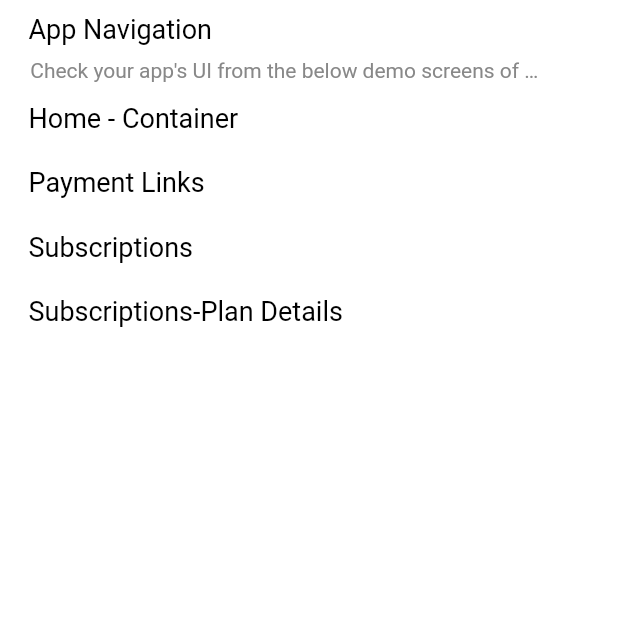
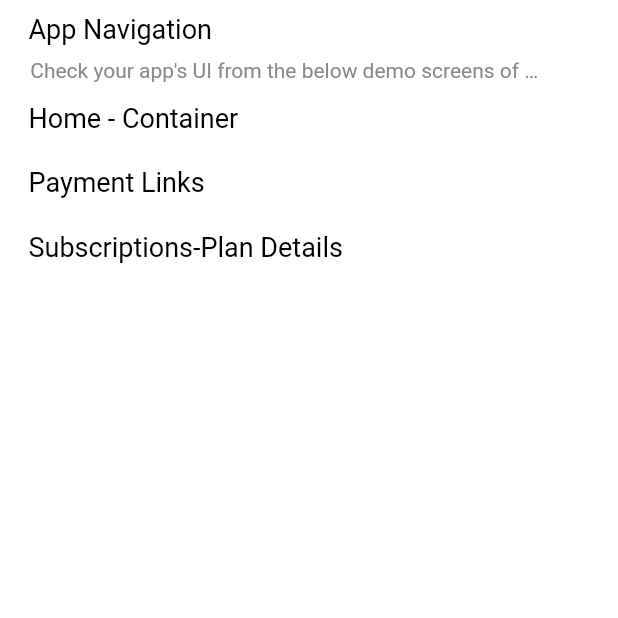
Before and after one commit to mitulsrv-vnsgu/download-app, a Flutter app: the AppNavigationScreen screen opened by its route, on a phone screen of 412 x 824 dp, the top half of it. Run offline on Flutter 3.47's test engine with Material 2 defaults, Android fonts, the phone set to English and light mode, and no system bars; our stand-ins replace cached_network_image, connectivity_plus, flutter_svg, get, shared_preferences; accounts and stored records are empty.

Commit message:
Code Synced by DhiWise

```diff
--- a/lib/presentation/app_navigation_screen/app_navigation_screen.dart
+++ b/lib/presentation/app_navigation_screen/app_navigation_screen.dart
@@ -124,44 +124,6 @@ class AppNavigationScreen extends GetWidget<AppNavigationController> {
                                             ]))),
                                 GestureDetector(
                                     onTap: () {
-                                      onTapSubscriptions();
-                                    },
-                                    child: Container(
-                                        width: getHorizontalSize(375.00),
-                                        decoration: AppDecoration.fillWhiteA700,
-                                        child: Column(
-                                            mainAxisAlignment:
-                                                MainAxisAlignment.start,
-                                            children: [
-                                              Align(
-                                                  alignment:
-                                                      Alignment.centerLeft,
-                                                  child: Padding(
-                                                      padding: getPadding(
-                                                          left: 20,
-                                                          top: 10,
-                                                          right: 20,
-                                                          bottom: 10),
-                                                      child: Text(
-                                                          "lbl_subscriptions"
-                                                              .tr,
-                                                          overflow: TextOverflow
-                                                              .ellipsis,
-                                                          textAlign:
-                                                              TextAlign.center,
-                                                          style: AppStyle
-                                                              .txtRobotoRegular20))),
-                                              Container(
-                                                  height: getVerticalSize(1.00),
-                                                  width:
-                                                      getHorizontalSize(375.00),
-                                                  margin: getMargin(top: 5),
-                                                  decoration: BoxDecoration(
-                                                      color: ColorConstant
-                                                          .bluegray401))
-                                            ]))),
-                                GestureDetector(
-                                    onTap: () {
                                       onTapSubscriptionsPlanDetails();
                                     },
                                     child: Container(
@@ -210,10 +172,6 @@ class AppNavigationScreen extends GetWidget<AppNavigationController> {
     Get.toNamed(AppRoutes.paymentLinksScreen);
   }
 
-  onTapSubscriptions() {
-    Get.toNamed(AppRoutes.subscriptionsScreen);
-  }
-
   onTapSubscriptionsPlanDetails() {
     Get.toNamed(AppRoutes.subscriptionsPlanDetailsScreen);
   }
--- a/lib/presentation/subscriptions_screen/binding/subscriptions_binding.dart
+++ /dev/null
@@ -1,9 +0,0 @@
-import '../controller/subscriptions_controller.dart';
-import 'package:get/get.dart';
-
-class SubscriptionsBinding extends Bindings {
-  @override
-  void dependencies() {
-    Get.lazyPut(() => SubscriptionsController());
-  }
-}
--- a/lib/presentation/subscriptions_screen/models/subscriptions_item_model.dart
+++ /dev/null
@@ -1 +0,0 @@
-class SubscriptionsItemModel {}
--- a/lib/routes/app_routes.dart
+++ b/lib/routes/app_routes.dart
@@ -2,8 +2,6 @@ import 'package:razorpayapp/presentation/home_container_screen/home_container_sc
 import 'package:razorpayapp/presentation/home_container_screen/binding/home_container_binding.dart';
 import 'package:razorpayapp/presentation/payment_links_screen/payment_links_screen.dart';
 import 'package:razorpayapp/presentation/payment_links_screen/binding/payment_links_binding.dart';
-import 'package:razorpayapp/presentation/subscriptions_screen/subscriptions_screen.dart';
-import 'package:razorpayapp/presentation/subscriptions_screen/binding/subscriptions_binding.dart';
 import 'package:razorpayapp/presentation/subscriptions_plan_details_screen/subscriptions_plan_details_screen.dart';
 import 'package:razorpayapp/presentation/subscriptions_plan_details_screen/binding/subscriptions_plan_details_binding.dart';
 import 'package:razorpayapp/presentation/app_navigation_screen/app_navigation_screen.dart';
@@ -16,8 +14,6 @@ class AppRoutes {
   static const String homePage = '/home_page';
 
   static const String paymentLinksScreen = '/payment_links_screen';
-
-  static const String subscriptionsScreen = '/subscriptions_screen';
 
   static const String subscriptionsPlanDetailsScreen =
       '/subscriptions_plan_details_screen';
@@ -39,13 +35,6 @@ class AppRoutes {
       page: () => PaymentLinksScreen(),
       bindings: [
         PaymentLinksBinding(),
-      ],
-    ),
-    GetPage(
-      name: subscriptionsScreen,
-      page: () => SubscriptionsScreen(),
-      bindings: [
-        SubscriptionsBinding(),
       ],
     ),
     GetPage(
--- a/lib/theme/app_style.dart
+++ b/lib/theme/app_style.dart
@@ -3,7 +3,7 @@ import 'package:razorpayapp/core/app_export.dart';
 
 class AppStyle {
   static TextStyle txtMulishRomanSemiBold16 = TextStyle(
-    color: ColorConstant.bluegray901,
+    color: ColorConstant.bluegray800,
     fontSize: getFontSize(
       16,
     ),
@@ -27,15 +27,6 @@ class AppStyle {
     ),
     fontFamily: 'Mulish',
     fontWeight: FontWeight.w700,
-  );
-
-  static TextStyle txtMulishRomanSemiBold16Bluegray800 = TextStyle(
-    color: ColorConstant.bluegray800,
-    fontSize: getFontSize(
-      16,
-    ),
-    fontFamily: 'Mulish',
-    fontWeight: FontWeight.w600,
   );
 
   static TextStyle txtMulishRomanBold18Blue700 = TextStyle(
```
Also changed, not shown: lib/presentation/subscriptions_plan_details_screen/subscriptions_plan_details_screen.dart (+11 -9 lines), lib/presentation/subscriptions_screen/controller/subscriptions_controller.dart (deleted, +0 -16 lines), lib/presentation/subscriptions_screen/models/subscriptions_model.dart (deleted, +0 -7 lines), lib/presentation/subscriptions_screen/subscriptions_screen.dart (deleted, +0 -129 lines), lib/presentation/subscriptions_screen/widgets/subscriptions_item_widget.dart (deleted, +0 -73 lines), lib/widgets/app_bar/appbar_title.dart (deleted, +0 -33 lines), 20 other files.
